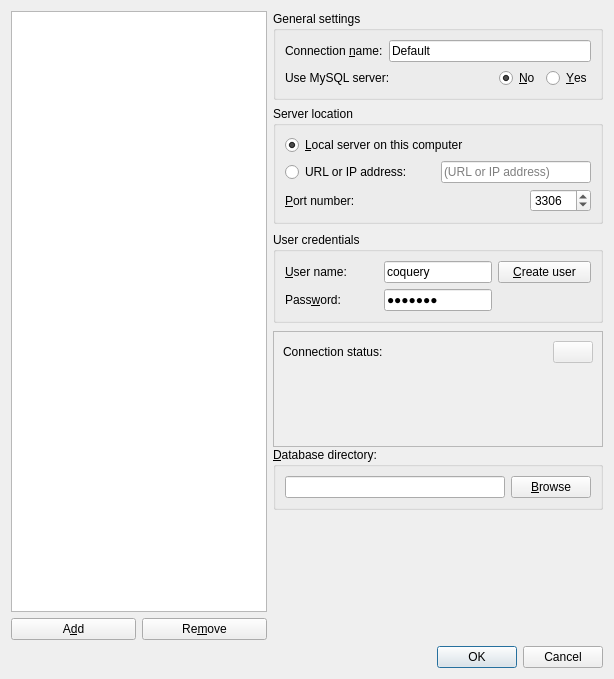
gkunter/coquery, file coquery/gui/ui/connectionConfiguration.ui: the form before one commit.
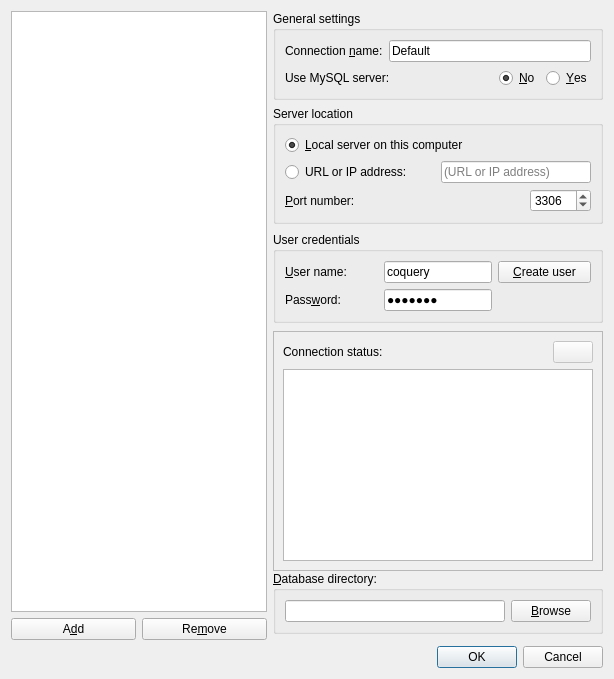
The form after the commit. Icons and pictures are not drawn.

Commit message: Use QTextEdit widget for status messages

The edit to the form file:
```diff
--- a/coquery/gui/ui/connectionConfiguration.ui
+++ b/coquery/gui/ui/connectionConfiguration.ui
@@ -372,68 +372,13 @@
             </layout>
            </item>
            <item>
-            <widget class="QScrollArea" name="scrollArea">
+            <widget class="QTextEdit" name="text_status">
              <property name="sizePolicy">
-              <sizepolicy hsizetype="MinimumExpanding" vsizetype="MinimumExpanding">
+              <sizepolicy hsizetype="Expanding" vsizetype="Expanding">
                <horstretch>0</horstretch>
                <verstretch>0</verstretch>
               </sizepolicy>
              </property>
-             <property name="frameShape">
-              <enum>QFrame::NoFrame</enum>
-             </property>
-             <property name="horizontalScrollBarPolicy">
-              <enum>Qt::ScrollBarAlwaysOff</enum>
-             </property>
-             <property name="widgetResizable">
-              <bool>true</bool>
-             </property>
-             <widget class="QWidget" name="scrollAreaWidgetContents">
-              <property name="geometry">
-               <rect>
-                <x>0</x>
-                <y>0</y>
-                <width>328</width>
-                <height>93</height>
-               </rect>
-              </property>
-              <property name="sizePolicy">
-               <sizepolicy hsizetype="MinimumExpanding" vsizetype="MinimumExpanding">
-                <horstretch>0</horstretch>
-                <verstretch>0</verstretch>
-               </sizepolicy>
-              </property>
-              <layout class="QVBoxLayout" name="verticalLayout_8">
-               <property name="spacing">
-                <number>0</number>
-               </property>
-               <property name="margin">
-                <number>0</number>
-               </property>
-               <item>
-                <widget class="QLabel" name="label_connection">
-                 <property name="sizePolicy">
-                  <sizepolicy hsizetype="MinimumExpanding" vsizetype="MinimumExpanding">
-                   <horstretch>0</horstretch>
-                   <verstretch>0</verstretch>
-                  </sizepolicy>
-                 </property>
-                 <property name="text">
-                  <string/>
-                 </property>
-                 <property name="alignment">
-                  <set>Qt::AlignLeading|Qt::AlignLeft|Qt::AlignTop</set>
-                 </property>
-                 <property name="wordWrap">
-                  <bool>true</bool>
-                 </property>
-                 <property name="textInteractionFlags">
-                  <set>Qt::LinksAccessibleByMouse|Qt::TextSelectableByKeyboard|Qt::TextSelectableByMouse</set>
-                 </property>
-                </widget>
-               </item>
-              </layout>
-             </widget>
             </widget>
            </item>
           </layout>
```
Left out of the diff: 2 changed lines with no effect on the pictures. The commit also changes 1 other file.
